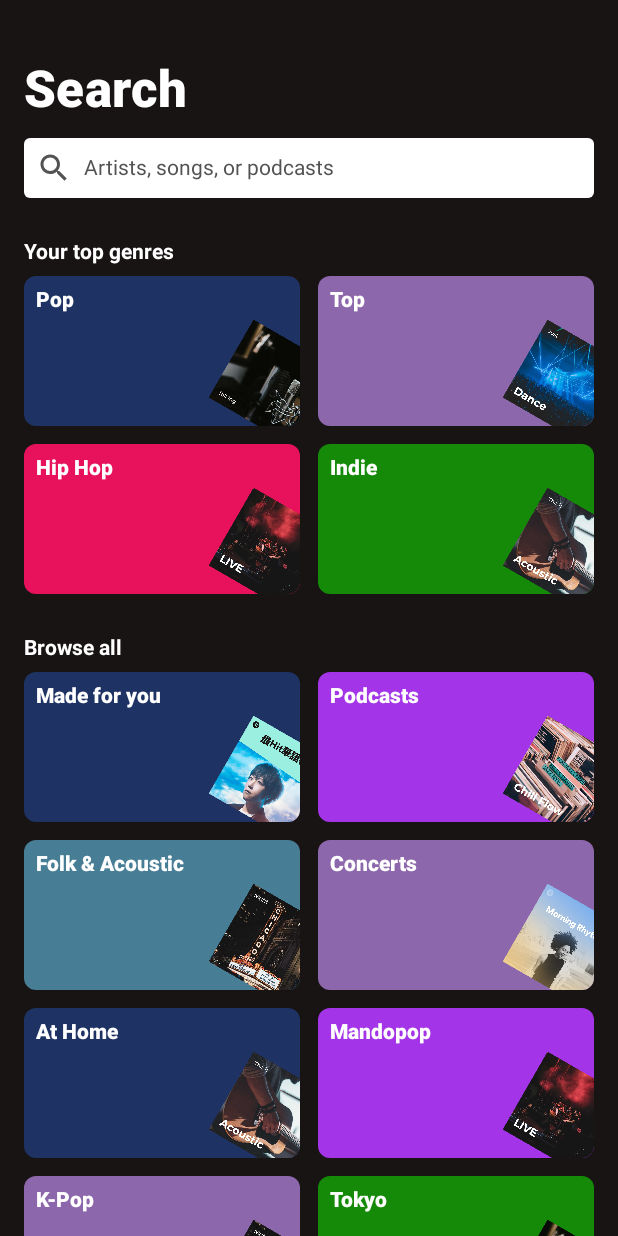
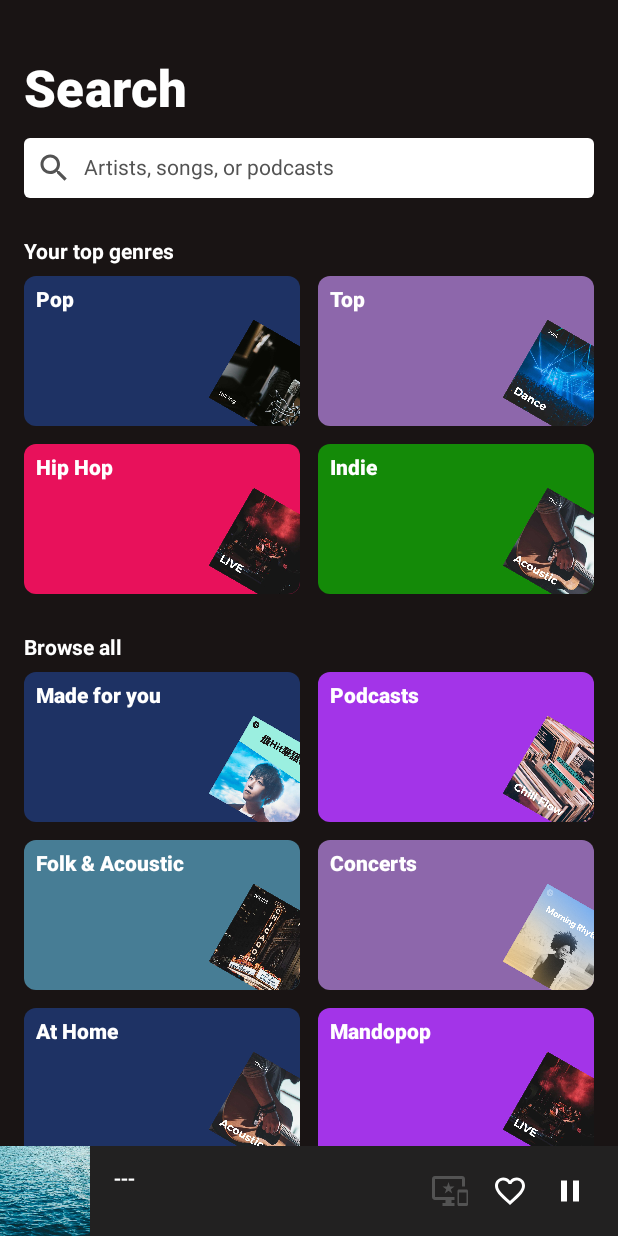
Before and after one commit to TomazWang/Learn-Compose-The-Hard-Way_lcthw, an Android app built with Jetpack Compose: the screen it shows after launch (MainActivity), on a phone screen of 412 x 824 dp. Run offline under Robolectric (Android 15) with nearby library versions, the phone set to English and light mode, and no system bars; our stand-ins replace constraintlayout-compose, livedata-compose.

Commit message:
feat: fav button

```diff
--- a/app/src/main/java/com/tomazwang/lcthw/data/model/MusicGenre.kt
+++ b/app/src/main/java/com/tomazwang/lcthw/data/model/MusicGenre.kt
@@ -2,6 +2,9 @@ package com.tomazwang.lcthw.data.model
 
 import androidx.annotation.DrawableRes
 import androidx.compose.ui.graphics.Color
+import androidx.compose.ui.text.toLowerCase
+import com.tomazwang.lcthw.R
+import java.util.Locale
 
 /**
  * Created by TomazWang on 2021/08/21.
@@ -11,4 +14,19 @@ import androidx.compose.ui.graphics.Color
  * @since 2021/08/21
  **/
 
-data class MusicGenre(val title: String, @DrawableRes val image: Int, val color: Color)
+data class MusicGenre(
+    val id: Int = 0,
+    val title: String,
+    val subTitle: String = "${title.lowercase(Locale.getDefault())} music",
+    @DrawableRes val image: Int,
+    val color: Color
+) {
+    companion object {
+        val EmptyGenre = MusicGenre(
+            title = "---",
+            subTitle = "",
+            image = R.drawable.cover_empty,
+            color = Color.LightGray
+        )
+    }
+}
--- /dev/null
+++ b/app/src/main/java/com/tomazwang/lcthw/data/repo/SpotiFavRepo.kt
@@ -0,0 +1,22 @@
+package com.tomazwang.lcthw.data.repo
+
+/**
+ * Created by TomazWang on 2021/08/21.
+ *
+ *
+ * @author Tomaz Wang
+ * @since 2021/08/21
+ **/
+
+class SpotiFavRepo {
+
+    companion object {
+        private val favMap = mutableMapOf<Int, Boolean>()
+    }
+
+    fun isFav(id: Int) = favMap[id] == true
+
+    fun toggleFav(id: Int) {
+        favMap[id] = !isFav(id)
+    }
+}
--- a/app/src/main/java/com/tomazwang/lcthw/data/repo/SpotiSearchRepo.kt
+++ b/app/src/main/java/com/tomazwang/lcthw/data/repo/SpotiSearchRepo.kt
@@ -15,30 +15,128 @@ import com.tomazwang.lcthw.ui.theme.SpotiColor
 class SpotiSearchRepo {
     fun getTopGenreList() =
         listOf(
-            MusicGenre("Pop", R.drawable.cover1, SpotiColor.coverColor1),
-            MusicGenre("Top", R.drawable.cover2, SpotiColor.coverColor2),
-            MusicGenre("Hip Hop", R.drawable.cover3, SpotiColor.coverColor3),
-            MusicGenre("Indie", R.drawable.cover4, SpotiColor.coverColor4)
+            MusicGenre(
+                id = 0,
+                title = "Pop",
+                subTitle = "pop music",
+                image = R.drawable.cover1,
+                color = SpotiColor.coverColor1
+            ),
+            MusicGenre(
+                id = 1,
+                title = "Top",
+                subTitle = "top rated",
+                image = R.drawable.cover2,
+                color = SpotiColor.coverColor2
+            ),
+            MusicGenre(
+                id = 2,
+                title = "Hip Hop",
+                subTitle = "hip hop genre",
+                image = R.drawable.cover3,
+                color = SpotiColor.coverColor3
+            ),
+            MusicGenre(
+                id = 3,
+                title = "Indie",
+                subTitle = "indie & funky",
+                image = R.drawable.cover4,
+                color = SpotiColor.coverColor4
+            )
         )
 
     fun getAllGenreList() = listOf(
-        MusicGenre(image = R.drawable.cover7, color = SpotiColor.coverColor1, title = "Made for you"),
-        MusicGenre(image = R.drawable.cover6, color = SpotiColor.coverColor6, title = "Podcasts"),
         MusicGenre(
+            id = 4,
+            title = "Made for you",
+            subTitle = "",
+            image = R.drawable.cover7,
+            color = SpotiColor.coverColor1
+        ),
+        MusicGenre(
+            id = 5,
+            title = "Podcasts",
+            subTitle = "just like broadcast",
+            image = R.drawable.cover6,
+            color = SpotiColor.coverColor6,
+        ),
+        MusicGenre(
+            id = 6,
+            title = "Folk & Acoustic",
             image = R.drawable.cover5,
             color = SpotiColor.coverColor5,
-            title = "Folk & Acoustic",
         ),
-        MusicGenre(image = R.drawable.cover8, color = SpotiColor.coverColor2, title = "Concerts"),
-        MusicGenre(image = R.drawable.cover4, color = SpotiColor.coverColor1, title = "At Home"),
-        MusicGenre(image = R.drawable.cover3, color = SpotiColor.coverColor6, title = "Mandopop"),
-        MusicGenre(image = R.drawable.cover5, color = SpotiColor.coverColor2, title = "K-Pop"),
-        MusicGenre(image = R.drawable.cover1, color = SpotiColor.coverColor4, title = "Tokyo"),
-        MusicGenre(image = R.drawable.cover7, color = SpotiColor.coverColor4, title = "Mood"),
-        MusicGenre(image = R.drawable.cover9, color = SpotiColor.coverColor6, title = "Rap"),
-        MusicGenre(image = R.drawable.cover9, color = SpotiColor.coverColor3, title = "Dance/Electronic"),
-        MusicGenre(image = R.drawable.cover2, color = SpotiColor.coverColor5, title = "Workout"),
-        MusicGenre(image = R.drawable.cover8, color = SpotiColor.coverColor5, title = "Trending"),
-        MusicGenre(image = R.drawable.cover6, color = SpotiColor.coverColor3, title = "Meme"),
+        MusicGenre(
+            id = 7,
+            title = "Concerts",
+            subTitle = "live rocks",
+            image = R.drawable.cover8,
+            color = SpotiColor.coverColor2,
+        ),
+        MusicGenre(
+            id = 8,
+            title = "At Home",
+            subTitle = "chill flow",
+            image = R.drawable.cover4,
+            color = SpotiColor.coverColor1,
+        ),
+        MusicGenre(
+            id = 9,
+            title = "Mandopop",
+            subTitle = "taiwan no.1",
+            image = R.drawable.cover3,
+            color = SpotiColor.coverColor6,
+        ),
+        MusicGenre(
+            id = 10,
+            title = "K-Pop",
+            image = R.drawable.cover5,
+            color = SpotiColor.coverColor2,
+        ),
+        MusicGenre(
+            id = 11,
+            title = "Tokyo",
+            subTitle = "is hot",
+            image = R.drawable.cover1,
+            color = SpotiColor.coverColor4,
+        ),
+        MusicGenre(
+            id = 12,
+            title = "Mood",
+            image = R.drawable.cover7,
+            color = SpotiColor.coverColor4,
+        ),
+        MusicGenre(
+            id = 13,
+            title = "Rap",
+            image = R.drawable.cover9,
+            color = SpotiColor.coverColor6,
+        ),
+        MusicGenre(
+            id = 14,
+            title = "Dance/Electronic",
+            subTitle = "EDM",
+            image = R.drawable.cover9,
+            color = SpotiColor.coverColor3,
+        ),
+        MusicGenre(
+            id = 15,
+            title = "Workout",
+            subTitle = "1234 2234",
+            image = R.drawable.cover2,
+            color = SpotiColor.coverColor5,
+        ),
+        MusicGenre(
+            id = 16,
+            title = "Trending",
+            image = R.drawable.cover8,
+            color = SpotiColor.coverColor5,
+        ),
+        MusicGenre(
+            id = 17,
+            title = "Meme",
+            image = R.drawable.cover6,
+            color = SpotiColor.coverColor3,
+        ),
     )
 }
--- a/app/src/main/java/com/tomazwang/lcthw/views/screen/SpotiSearchScreen.kt
+++ b/app/src/main/java/com/tomazwang/lcthw/screen/SpotiSearchScreen.kt
@@ -1,8 +1,11 @@
-package com.tomazwang.lcthw.views.screen
+package com.tomazwang.lcthw.screen
 
+import android.util.Log
 import androidx.compose.foundation.background
+import androidx.compose.foundation.clickable
 import androidx.compose.foundation.layout.Arrangement
 import androidx.compose.foundation.layout.Box
+import androidx.compose.foundation.layout.Column
 import androidx.compose.foundation.layout.Row
 import androidx.compose.foundation.layout.Spacer
 import androidx.compose.foundation.layout.fillMaxHeight
@@ -19,6 +22,8 @@ import androidx.compose.material.Text
 import androidx.compose.material.icons.Icons
 import androidx.compose.material.icons.filled.Search
 import androidx.compose.runtime.Composable
+import androidx.compose.runtime.getValue
+import androidx.compose.runtime.livedata.observeAsState
 import androidx.compose.ui.Alignment
 import androidx.compose.ui.Modifier
 import androidx.compose.ui.draw.clip
@@ -26,10 +31,12 @@ import androidx.compose.ui.graphics.Color
 import androidx.compose.ui.text.font.FontWeight
 import androidx.compose.ui.tooling.preview.Preview
 import androidx.compose.ui.unit.dp
+import androidx.lifecycle.viewmodel.compose.viewModel
 import com.tomazwang.lcthw.data.model.MusicGenre
 import com.tomazwang.lcthw.data.repo.SpotiSearchRepo
 import com.tomazwang.lcthw.ui.theme.SpotiColor
 import com.tomazwang.lcthw.views.component.SpotiGenreBlock
+import com.tomazwang.lcthw.views.component.SpotiPlayerBar
 
 /**
  * Created by TomazWang on 2021/08/18.
@@ -39,16 +46,49 @@ import com.tomazwang.lcthw.views.component.SpotiGenreBlock
  * @since 2021/08/18
  **/
 
+private const val TAG = "SpotiSearchScreen"
+
 @Composable
 fun SpotiSearchScreen() {
 
+    Log.d(TAG, "SpotiSearchScreen: init")
+
+    val vm: SpotiSearchScreenViewModel = viewModel()
+
+    val currentSelected by vm.currentSelected.observeAsState()
+    val currentFav by vm.isFav.observeAsState()
+
+
+    Column(
+        verticalArrangement = Arrangement.Bottom,
+        modifier = Modifier
+            .fillMaxHeight()
+            .fillMaxWidth()
+
+    ) {
+
+        SearchPage(modifier = Modifier.weight(1f), onSelect = {
+            vm.select(it)
+        })
+        SpotiPlayerBar(
+            genre = currentSelected!!,
+            isFav = currentFav!!,
+            onFav = { vm.toggleFav(it.id) },
+            modifier = Modifier
+                .height(60.dp)
+        )
+    }
+}
+
+
+@Composable
+private fun SearchPage(onSelect: (MusicGenre) -> Unit = {}, modifier: Modifier = Modifier) {
     val repo = SpotiSearchRepo()
 
     LazyColumn(
         modifier = Modifier
-            .fillMaxHeight()
-            .fillMaxWidth()
-            .padding(horizontal = 16.dp),
+            .padding(horizontal = 16.dp)
+            .then(modifier),
         verticalArrangement = Arrangement.spacedBy(8.dp)
     ) {
         item { Spacer(modifier = Modifier.height(32.dp)) }
@@ -73,7 +113,7 @@ fun SpotiSearchScreen() {
 
         items(repo.getTopGenreList().chunked(2)) { twoItem ->
             val (first, second) = twoItem
-            GenreRow(first = first, second = second)
+            GenreRow(first = first, second = second, onSelect = onSelect)
         }
 
         item {
@@ -83,7 +123,7 @@ fun SpotiSearchScreen() {
 
         items(repo.getAllGenreList().chunked(2)) { twoItem ->
             val (first, second) = twoItem
-            GenreRow(first = first, second = second)
+            GenreRow(first = first, second = second, onSelect = onSelect)
         }
 
     }
@@ -91,7 +131,7 @@ fun SpotiSearchScreen() {
 
 
 @Composable
-private fun GenreRow(first: MusicGenre, second: MusicGenre) {
+private fun GenreRow(first: MusicGenre, second: MusicGenre, onSelect: (MusicGenre) -> Unit) {
 
     Row(
         modifier = Modifier
@@ -102,18 +142,21 @@ private fun GenreRow(first: MusicGenre, second: MusicGenre) {
             title = first.title,
             coverImgRes = first.image,
             color = first.color,
-            modifier = Modifier.weight(1f)
+            modifier = Modifier
+                .weight(1f)
+                .clickable { onSelect(first) }
         )
         Spacer(modifier = Modifier.width(12.dp))
         SpotiGenreBlock(
             title = second.title,
             coverImgRes = second.image,
             color = second.color,
-            modifier = Modifier.weight(1f)
+            modifier = Modifier
+                .weight(1f)
+                .clickable { onSelect(second) }
         )
     }
 }
-
 
 
 @Composable
@@ -143,8 +186,6 @@ private fun SearchBox(hintText: String, modifier: Modifier = Modifier) {
 }
 
 
-
-
 @Preview(
     showBackground = true,
     name = "Spoti search screen",
--- /dev/null
+++ b/app/src/main/java/com/tomazwang/lcthw/screen/SpotiSearchScreenViewModel.kt
@@ -0,0 +1,49 @@
+package com.tomazwang.lcthw.screen
+
+import androidx.lifecycle.LiveData
+import androidx.lifecycle.MutableLiveData
+import androidx.lifecycle.ViewModel
+import androidx.lifecycle.map
+import com.tomazwang.lcthw.data.model.MusicGenre
+import com.tomazwang.lcthw.data.repo.SpotiFavRepo
+
+/**
+ * Created by TomazWang on 2021/08/22.
+ *
+ *
+ * @author Tomaz Wang
+ * @since 2021/08/22
+ **/
+
+class SpotiSearchScreenViewModel : ViewModel() {
+
+    private val favRepo = SpotiFavRepo()
+
+    private val _currentSelected = MutableLiveData(MusicGenre.EmptyGenre)
+
+
+    val currentSelected: LiveData<MusicGenre>
+        get() = _currentSelected
+
+    val _isFav = MutableLiveData(false)
+
+    val isFav
+        get() = _isFav
+
+
+    fun select(genre: MusicGenre) {
+        _currentSelected.value = genre
+        _isFav.value = favRepo.isFav(genre.id)
+    }
+
+    fun toggleFav(id: Int) {
+        favRepo.toggleFav(id)
+        _isFav.value = favRepo.isFav(id)
+    }
+}
+
+
+data class MusicGenreSpotiSearchScreenState(
+    val currentSelected: MusicGenre,
+    val isFav: Boolean
+)
--- a/app/src/main/java/com/tomazwang/lcthw/views/component/SpotiPlayerBar.kt
+++ b/app/src/main/java/com/tomazwang/lcthw/views/component/SpotiPlayerBar.kt
@@ -1,8 +1,10 @@
 package com.tomazwang.lcthw.views.component
 
+import android.util.Log
 import androidx.annotation.DrawableRes
 import androidx.compose.foundation.Image
 import androidx.compose.foundation.background
+import androidx.compose.foundation.clickable
 import androidx.compose.foundation.layout.Arrangement
 import androidx.compose.foundation.layout.Column
 import androidx.compose.foundation.layout.Row
@@ -11,11 +13,13 @@ import androidx.compose.foundation.layout.fillMaxHeight
 import androidx.compose.foundation.layout.fillMaxWidth
 import androidx.compose.foundation.layout.height
 import androidx.compose.foundation.layout.padding
+import androidx.compose.foundation.layout.size
 import androidx.compose.foundation.layout.width
 import androidx.compose.material.Icon
 import androidx.compose.material.Text
 import androidx.compose.material.icons.Icons
 import androidx.compose.material.icons.filled.Favorite
+import androidx.compose.material.icons.outlined.FavoriteBorder
 import androidx.compose.runtime.Composable
 import androidx.compose.ui.Alignment
 import androidx.compose.ui.Modifier
@@ -27,6 +31,7 @@ import androidx.compose.ui.tooling.preview.Preview
 import androidx.compose.ui.unit.dp
 import androidx.compose.ui.unit.sp
 import com.tomazwang.lcthw.R
+import com.tomazwang.lcthw.data.model.MusicGenre
 import com.tomazwang.lcthw.ui.theme.SpotiColor
 
 /**
@@ -37,11 +42,38 @@ import com.tomazwang.lcthw.ui.theme.SpotiColor
  * @since 2021/08/21
  **/
 
+private const val TAG = "SpotiPlayerBar"
+
+data class PlayerState(val info: MusicGenre, val isFav: Boolean)
+
+
 @Composable
 fun SpotiPlayerBar(
+    genre: MusicGenre,
+    isFav: Boolean,
+    modifier: Modifier = Modifier,
+    onFav: (genre: MusicGenre) -> Unit = {},
+) {
+    SpotiPlayerBar(
+        title = genre.title,
+        subTitle = genre.subTitle,
+        image = genre.image,
+        isFav = isFav,
+        modifier = modifier,
+        onFav = { onFav(genre) }
+    )
+}
+
+
+@Composable
+private fun SpotiPlayerBar(
     title: String,
-    artist: String,
-    @DrawableRes coverImg: Int, modifier: Modifier = Modifier) {
+    subTitle: String,
+    @DrawableRes image: Int,
+    isFav: Boolean,
+    modifier: Modifier = Modifier,
+    onFav: () -> Unit = {},
+) {
 
     Row(
         modifier = Modifier
@@ -52,7 +84,7 @@ fun SpotiPlayerBar(
     ) {
 
         Image(
-            painter = painterResource(coverImg),
+            painter = painterResource(image),
             contentDescription = null,
             Modifier.fillMaxHeight(),
             contentScale = ContentScale.Inside,
@@ -61,7 +93,7 @@ fun SpotiPlayerBar(
         Column(
             modifier = Modifier
                 .fillMaxHeight()
-                .padding(start = 8.dp)
+                .padding(start = 16.dp)
                 .weight(1f),
             verticalArrangement = Arrangement.Center,
         ) {
@@ -69,39 +101,49 @@ fun SpotiPlayerBar(
             Text(
                 text = title,
                 color = Color.White,
-                fontSize = 13.sp,
-                fontWeight = FontWeight.Black,
+                fontSize = 14.sp,
+                fontWeight = FontWeight.Medium,
                 modifier = Modifier
 
             )
             Text(
-                text = artist,
+                text = subTitle,
                 color = SpotiColor.LightGray,
-                fontSize = 8.sp,
+                fontWeight = FontWeight.Light,
+                fontSize = 14.sp,
                 modifier = Modifier
             )
 
         }
 
 
+        val iconSize = 24.dp
+
         Icon(
             painter = painterResource(id = R.drawable.ic_baseline_important_devices_24),
             contentDescription = null,
             tint = SpotiColor.LightGray,
             modifier = Modifier
-                .fillMaxHeight()
-                .padding(vertical = 8.dp, horizontal = 4.dp)
+                .padding(horizontal = 4.dp)
+                .size(iconSize)
 
         )
 
+
         Icon(
-            imageVector = Icons.Default.Favorite,
+            imageVector = if (isFav) {
+                Log.d(TAG, "SpotiPlayerBar: $isFav")
+                Icons.Default.Favorite
+            } else {
+                Log.d(TAG, "SpotiPlayerBar: $isFav")
+                Icons.Outlined.FavoriteBorder
+            },
             contentDescription = null,
-            tint = Color.White,
+            tint = if (isFav) SpotiColor.Green else Color.White,
             modifier = Modifier
-                .fillMaxHeight()
-                .padding(vertical = 8.dp, horizontal = 8.dp)
-
+                .padding(horizontal = 12.dp)
+                .size(iconSize)
+                .clickable { onFav() }
         )
 
         Icon(
@@ -109,12 +151,12 @@ fun SpotiPlayerBar(
             contentDescription = null,
             tint = Color.White,
             modifier = Modifier
-                .fillMaxHeight()
-                .padding(vertical = 8.dp, horizontal = 4.dp)
+                .padding(horizontal = 4.dp)
+                .size(iconSize)
 
         )
 
-        Spacer(modifier = Modifier.width(8.dp))
+        Spacer(modifier = Modifier.width(16.dp))
 
     }
 }
@@ -129,8 +171,9 @@ fun SpotiPlayerBar(
 fun PreviewSpotiPlayer() {
     SpotiPlayerBar(
         title = "Lover Boy",
-        artist = "Phum Viphurit",
-        coverImg = R.drawable.cover1,
-        modifier = Modifier.height(40.dp)
+        subTitle = "Phum Viphurit",
+        image = R.drawable.cover1,
+        isFav = false,
+        modifier = Modifier.height(60.dp)
     )
 }
```
Also changed, not shown: app/build.gradle (+10 -0 lines), app/src/main/java/com/tomazwang/lcthw/MainActivity.kt (+1 -6 lines), app/src/main/res/drawable/cover_empty.jpg (added).
